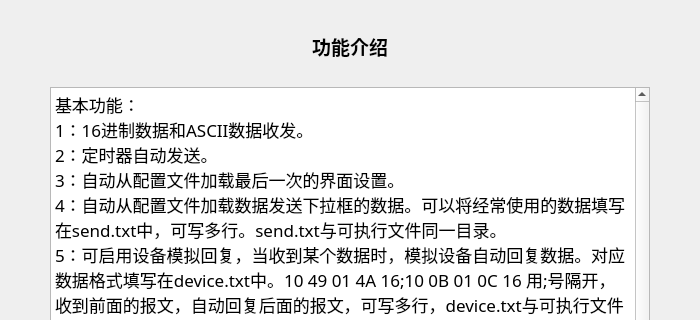
Before: the Qt Designer form src/interface/dlgintroduction.ui in whx110123/PDTool, drawn with Qt 5; both pictures show x 0 to 700 and y 0 to 320 of the 700 by 515 pixel window.
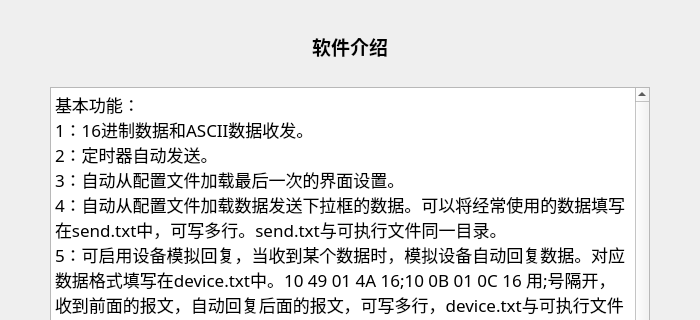
After: the same form once the commit is applied.

Diff of the .ui file:
```diff
--- a/src/interface/dlgintroduction.ui
+++ b/src/interface/dlgintroduction.ui
@@ -46,7 +46,7 @@
       </font>
      </property>
      <property name="text">
-      <string>功能介绍</string>
+      <string>软件介绍</string>
      </property>
      <property name="alignment">
       <set>Qt::AlignCenter</set>
```
